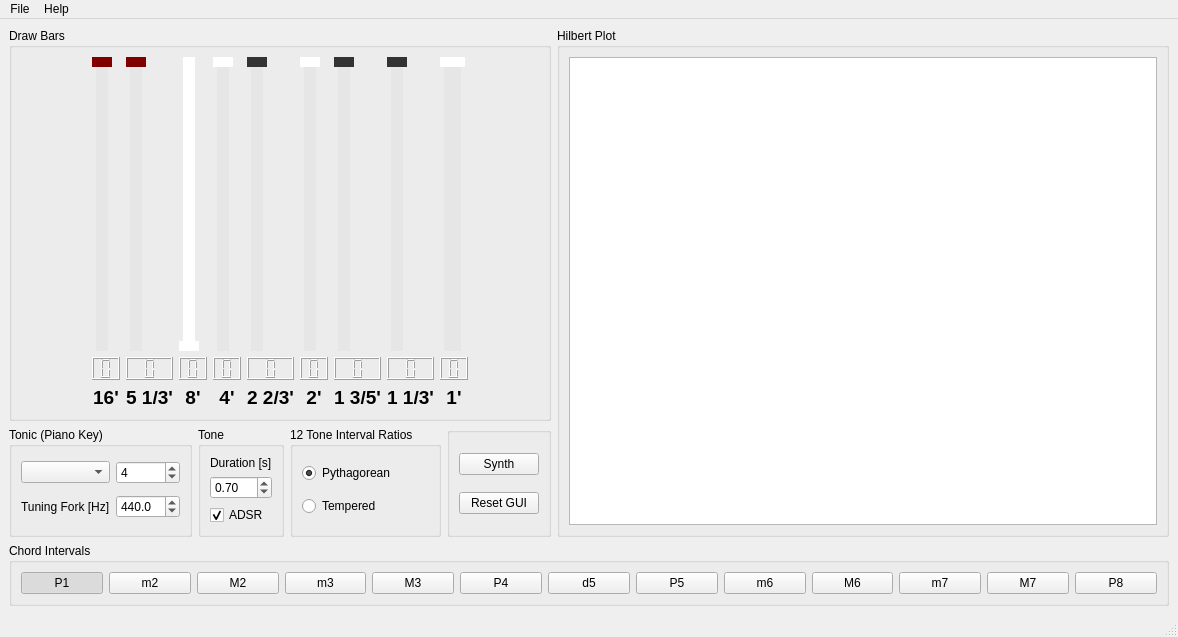
Before: the Qt Designer form rsrc/orQanon.ui in xaratustrah/orQanon, drawn with Qt 5.
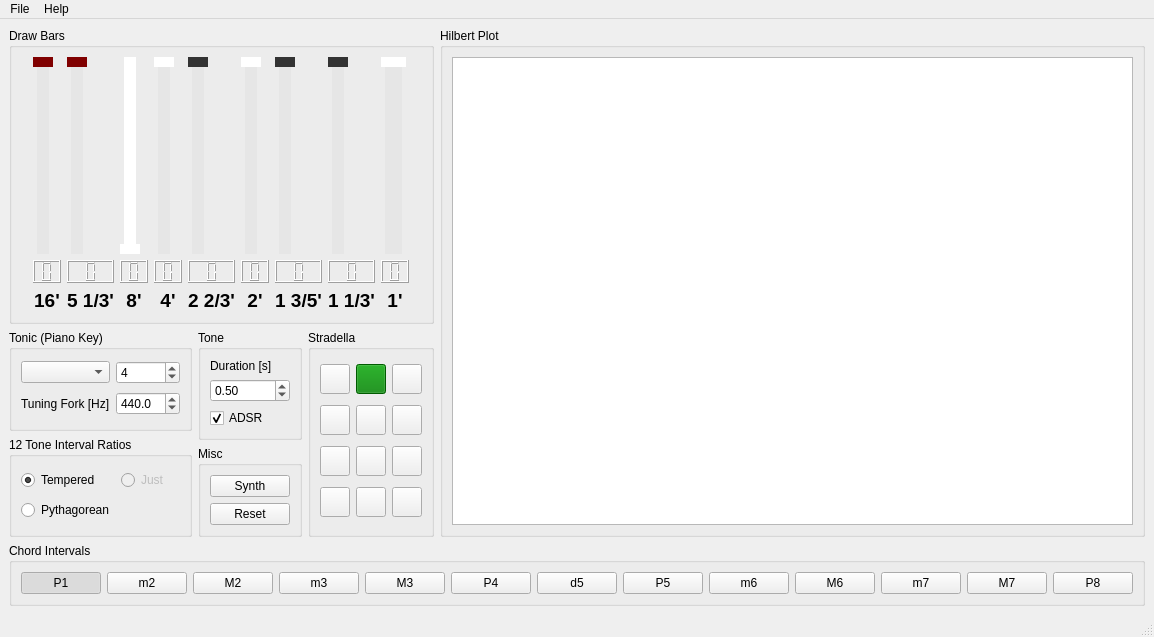
After: the same form once the commit is applied.

What changed in the file:
```diff
--- a/rsrc/orQanon.ui
+++ b/rsrc/orQanon.ui
@@ -6,7 +6,7 @@
    <rect>
     <x>0</x>
     <y>0</y>
-    <width>1178</width>
+    <width>975</width>
     <height>637</height>
    </rect>
   </property>
@@ -751,6 +751,8 @@
         <item>
          <layout class="QHBoxLayout" name="horizontalLayout_2">
           <item>
+           <layout class="QVBoxLayout" name="verticalLayout_4">
+            <item>
            <widget class="QGroupBox" name="groupBox_6">
             <property name="title">
              <string>Tonic (Piano Key)</string>
@@ -797,6 +799,49 @@
            </widget>
           </item>
           <item>
+             <widget class="QGroupBox" name="groupBox_4">
+              <property name="title">
+               <string>12 Tone Interval Ratios</string>
+              </property>
+              <layout class="QGridLayout" name="gridLayout_9">
+               <item row="1" column="0">
+                <widget class="QRadioButton" name="radioButton_1">
+                 <property name="text">
+                  <string>Pythagorean</string>
+                 </property>
+                 <property name="checked">
+                  <bool>false</bool>
+                 </property>
+                </widget>
+               </item>
+               <item row="0" column="0">
+                <widget class="QRadioButton" name="radioButton_2">
+                 <property name="text">
+                  <string>Tempered</string>
+                 </property>
+                 <property name="checked">
+                  <bool>true</bool>
+                 </property>
+                </widget>
+               </item>
+               <item row="0" column="1">
+                <widget class="QRadioButton" name="radioButton_3">
+                 <property name="enabled">
+                  <bool>false</bool>
+                 </property>
+                 <property name="text">
+                  <string>Just</string>
+                 </property>
+                </widget>
+               </item>
+              </layout>
+             </widget>
+            </item>
+           </layout>
+          </item>
+          <item>
+           <layout class="QVBoxLayout" name="verticalLayout_5">
+            <item>
            <widget class="QGroupBox" name="groupBox_5">
             <property name="title">
              <string>Tone</string>
@@ -821,7 +866,7 @@
                 <double>0.100000000000000</double>
                </property>
                <property name="value">
-                <double>0.700000000000000</double>
+                  <double>0.500000000000000</double>
                </property>
               </widget>
              </item>
@@ -839,53 +884,348 @@
            </widget>
           </item>
           <item>
-           <widget class="QGroupBox" name="groupBox_4">
+             <widget class="QGroupBox" name="groupBox_8">
             <property name="title">
-             <string>12 Tone Interval Ratios</string>
-            </property>
-            <layout class="QVBoxLayout" name="verticalLayout_3">
+               <string>Misc</string>
+              </property>
+              <layout class="QVBoxLayout" name="verticalLayout_6">
              <item>
-              <widget class="QRadioButton" name="radioButton_1">
-               <property name="text">
-                <string>Pythagorean</string>
-               </property>
-               <property name="checked">
-                <bool>true</bool>
-               </property>
-              </widget>
-             </item>
-             <item>
-              <widget class="QRadioButton" name="radioButton_2">
-               <property name="text">
-                <string>Tempered</string>
-               </property>
-              </widget>
-             </item>
-            </layout>
-           </widget>
-          </item>
-          <item>
-           <widget class="QGroupBox" name="groupBox_7">
-            <property name="title">
-             <string/>
-            </property>
-            <layout class="QGridLayout" name="gridLayout_6">
-             <item row="1" column="0">
-              <widget class="QPushButton" name="pushButton_reset">
-               <property name="text">
-                <string>Reset GUI</string>
-               </property>
-              </widget>
-             </item>
-             <item row="0" column="0">
               <widget class="QPushButton" name="pushButton_synth">
                <property name="text">
                 <string>Synth</string>
                </property>
               </widget>
              </item>
-            </layout>
-           </widget>
+               <item>
+                <widget class="QPushButton" name="pushButton_reset">
+                 <property name="text">
+                  <string>Reset</string>
+                 </property>
+                </widget>
+               </item>
+              </layout>
+             </widget>
+            </item>
+           </layout>
+          </item>
+          <item>
+           <layout class="QGridLayout" name="gridLayout_8">
+            <item row="0" column="0">
+             <widget class="QGroupBox" name="groupBox_7">
+              <property name="title">
+               <string>Stradella</string>
+              </property>
+              <layout class="QGridLayout" name="gridLayout_6">
+               <property name="spacing">
+                <number>-1</number>
+               </property>
+               <item row="0" column="2">
+                <widget class="QPushButton" name="pushButton_str11">
+                 <property name="sizePolicy">
+                  <sizepolicy hsizetype="Fixed" vsizetype="Fixed">
+                   <horstretch>0</horstretch>
+                   <verstretch>0</verstretch>
+                  </sizepolicy>
+                 </property>
+                 <property name="minimumSize">
+                  <size>
+                   <width>30</width>
+                   <height>30</height>
+                  </size>
+                 </property>
+                 <property name="maximumSize">
+                  <size>
+                   <width>30</width>
+                   <height>30</height>
+                  </size>
+                 </property>
+                 <property name="text">
+                  <string/>
+                 </property>
+                </widget>
+               </item>
+               <item row="0" column="3">
+                <widget class="QPushButton" name="pushButton_str12">
+                 <property name="sizePolicy">
+                  <sizepolicy hsizetype="Fixed" vsizetype="Fixed">
+                   <horstretch>0</horstretch>
+                   <verstretch>0</verstretch>
+                  </sizepolicy>
+                 </property>
+                 <property name="minimumSize">
+                  <size>
+                   <width>30</width>
+                   <height>30</height>
+                  </size>
+                 </property>
+                 <property name="maximumSize">
+                  <size>
+                   <width>30</width>
+                   <height>30</height>
+                  </size>
+                 </property>
+                 <property name="styleSheet">
+                  <string notr="true">background-color:rgb(0, 128, 0)</string>
+                 </property>
+                 <property name="text">
+                  <string/>
+                 </property>
+                </widget>
+               </item>
+               <item row="2" column="2">
+                <widget class="QPushButton" name="pushButton_str31">
+                 <property name="sizePolicy">
+                  <sizepolicy hsizetype="Fixed" vsizetype="Fixed">
+                   <horstretch>0</horstretch>
+                   <verstretch>0</verstretch>
+                  </sizepolicy>
+                 </property>
+                 <property name="minimumSize">
+                  <size>
+                   <width>30</width>
+                   <height>30</height>
+                  </size>
+                 </property>
+                 <property name="maximumSize">
+                  <size>
+                   <width>30</width>
+                   <height>30</height>
+                  </size>
+                 </property>
+                 <property name="text">
+                  <string/>
+                 </property>
+                </widget>
+               </item>
+               <item row="1" column="3">
+                <widget class="QPushButton" name="pushButton_str22">
+                 <property name="sizePolicy">
+                  <sizepolicy hsizetype="Fixed" vsizetype="Fixed">
+                   <horstretch>0</horstretch>
+                   <verstretch>0</verstretch>
+                  </sizepolicy>
+                 </property>
+                 <property name="minimumSize">
+                  <size>
+                   <width>30</width>
+                   <height>30</height>
+                  </size>
+                 </property>
+                 <property name="maximumSize">
+                  <size>
+                   <width>30</width>
+                   <height>30</height>
+                  </size>
+                 </property>
+                 <property name="text">
+                  <string/>
+                 </property>
+                </widget>
+               </item>
+               <item row="1" column="2">
+                <widget class="QPushButton" name="pushButton_str21">
+                 <property name="sizePolicy">
+                  <sizepolicy hsizetype="Fixed" vsizetype="Fixed">
+                   <horstretch>0</horstretch>
+                   <verstretch>0</verstretch>
+                  </sizepolicy>
+                 </property>
+                 <property name="minimumSize">
+                  <size>
+                   <width>30</width>
+                   <height>30</height>
+                  </size>
+                 </property>
+                 <property name="maximumSize">
+                  <size>
+                   <width>30</width>
+                   <height>30</height>
+                  </size>
+                 </property>
+                 <property name="text">
+                  <string/>
+                 </property>
+                </widget>
+               </item>
+               <item row="0" column="4">
+                <widget class="QPushButton" name="pushButton_str13">
+                 <property name="sizePolicy">
+                  <sizepolicy hsizetype="Fixed" vsizetype="Fixed">
+                   <horstretch>0</horstretch>
+                   <verstretch>0</verstretch>
+                  </sizepolicy>
+                 </property>
+                 <property name="minimumSize">
+                  <size>
+                   <width>30</width>
+                   <height>30</height>
+                  </size>
+                 </property>
+                 <property name="maximumSize">
+                  <size>
+                   <width>30</width>
+                   <height>30</height>
+                  </size>
+                 </property>
+                 <property name="text">
+                  <string/>
+                 </property>
+                </widget>
+               </item>
+               <item row="2" column="4">
+                <widget class="QPushButton" name="pushButton_str33">
+                 <property name="sizePolicy">
+                  <sizepolicy hsizetype="Fixed" vsizetype="Fixed">
+                   <horstretch>0</horstretch>
+                   <verstretch>0</verstretch>
+                  </sizepolicy>
+                 </property>
+                 <property name="minimumSize">
+                  <size>
+                   <width>30</width>
+                   <height>30</height>
+                  </size>
+                 </property>
+                 <property name="maximumSize">
+                  <size>
+                   <width>30</width>
+                   <height>30</height>
+                  </size>
+                 </property>
+                 <property name="text">
+                  <string/>
+                 </property>
+                </widget>
+               </item>
+               <item row="2" column="3">
+                <widget class="QPushButton" name="pushButton_str32">
+                 <property name="sizePolicy">
+                  <sizepolicy hsizetype="Fixed" vsizetype="Fixed">
+                   <horstretch>0</horstretch>
+                   <verstretch>0</verstretch>
+                  </sizepolicy>
+                 </property>
+                 <property name="minimumSize">
+                  <size>
+                   <width>30</width>
+                   <height>30</height>
+                  </size>
+                 </property>
+                 <property name="maximumSize">
+                  <size>
+                   <width>30</width>
+                   <height>30</height>
+                  </size>
+                 </property>
+                 <property name="text">
+                  <string/>
+                 </property>
+                </widget>
+               </item>
+               <item row="1" column="4">
+                <widget class="QPushButton" name="pushButton_str23">
+                 <property name="sizePolicy">
+                  <sizepolicy hsizetype="Fixed" vsizetype="Fixed">
+                   <horstretch>0</horstretch>
+                   <verstretch>0</verstretch>
+                  </sizepolicy>
+                 </property>
+                 <property name="minimumSize">
+                  <size>
+                   <width>30</width>
+                   <height>30</height>
+                  </size>
+                 </property>
+                 <property name="maximumSize">
+                  <size>
+                   <width>30</width>
+                   <height>30</height>
+                  </size>
+                 </property>
+                 <property name="text">
+                  <string/>
+                 </property>
+                </widget>
+               </item>
+               <item row="3" column="2">
+                <widget class="QPushButton" name="pushButton_str41">
+                 <property name="sizePolicy">
+                  <sizepolicy hsizetype="Fixed" vsizetype="Fixed">
+                   <horstretch>0</horstretch>
+                   <verstretch>0</verstretch>
+                  </sizepolicy>
+                 </property>
+                 <property name="minimumSize">
+                  <size>
+                   <width>30</width>
+                   <height>30</height>
+                  </size>
+                 </property>
+                 <property name="maximumSize">
+                  <size>
+                   <width>30</width>
+                   <height>30</height>
+                  </size>
+                 </property>
+                 <property name="text">
+                  <string/>
+                 </property>
+                </widget>
+               </item>
+               <item row="3" column="3">
+                <widget class="QPushButton" name="pushButton_str42">
+                 <property name="sizePolicy">
+                  <sizepolicy hsizetype="Fixed" vsizetype="Fixed">
+                   <horstretch>0</horstretch>
+                   <verstretch>0</verstretch>
+                  </sizepolicy>
+                 </property>
+                 <property name="minimumSize">
+                  <size>
+                   <width>30</width>
+                   <height>30</height>
+                  </size>
+                 </property>
+                 <property name="maximumSize">
+                  <size>
+                   <width>30</width>
+                   <height>30</height>
+                  </size>
+                 </property>
+                 <property name="text">
+                  <string/>
+                 </property>
+                </widget>
+               </item>
+               <item row="3" column="4">
+                <widget class="QPushButton" name="pushButton_str43">
+                 <property name="sizePolicy">
+                  <sizepolicy hsizetype="Fixed" vsizetype="Fixed">
+                   <horstretch>0</horstretch>
+                   <verstretch>0</verstretch>
+                  </sizepolicy>
+                 </property>
+                 <property name="minimumSize">
+                  <size>
+                   <width>30</width>
+                   <height>30</height>
+                  </size>
+                 </property>
+                 <property name="maximumSize">
+                  <size>
+                   <width>30</width>
+                   <height>30</height>
+                  </size>
+                 </property>
+                 <property name="text">
+                  <string/>
+                 </property>
+                </widget>
+               </item>
+              </layout>
+             </widget>
+            </item>
+           </layout>
           </item>
          </layout>
         </item>
@@ -1061,7 +1401,7 @@
     <rect>
      <x>0</x>
      <y>0</y>
-     <width>1178</width>
+     <width>975</width>
      <height>22</height>
     </rect>
    </property>
```
Lines whose indentation alone changed are shown as unchanged.
